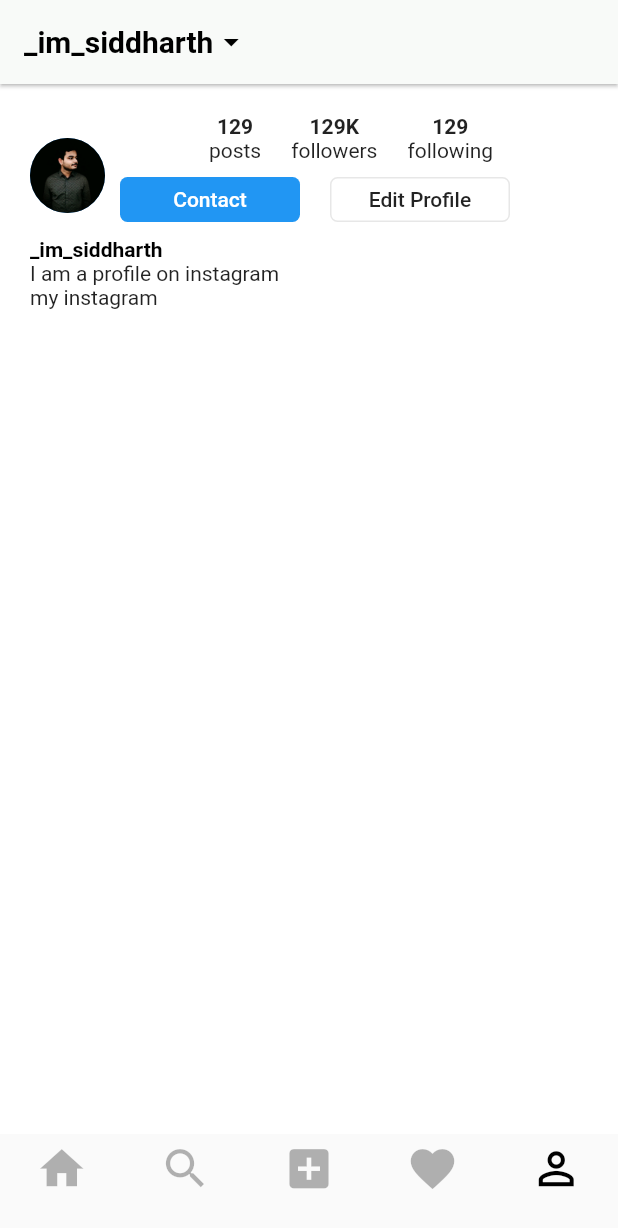
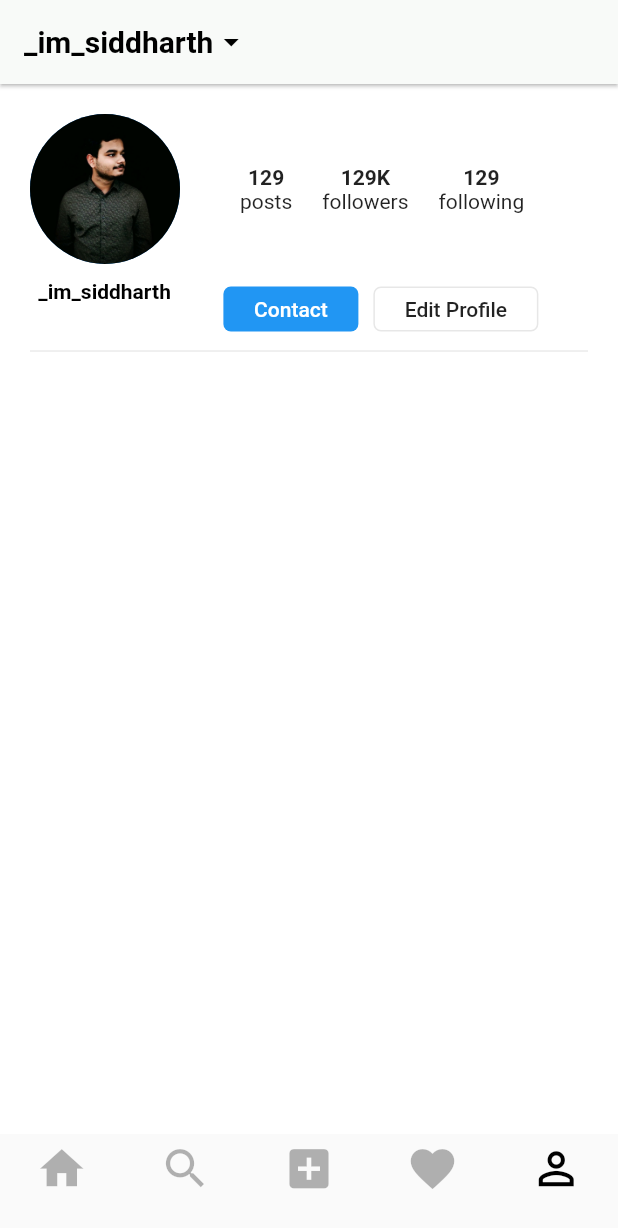
Before and after one commit to Hard-Coder05/CP-Material, a Flutter app: the screen it shows after launch, item 5 of the bottom bar chosen, on a phone screen of 412 x 824 dp. Shown: the top 1228 px of the screen. Run offline on Flutter 3.47's test engine with Material 2 defaults, Android fonts, the light colour scheme and no system bars; Roboto replaces fonts that are missing (Gotham).

Commit message:
Final Commit

```diff
--- a/lib/profile_page/profile_page.dart
+++ b/lib/profile_page/profile_page.dart
@@ -27,7 +27,7 @@ class ProfilePage extends StatelessWidget {
               children: <Widget>[
                 Container(
                   constraints: BoxConstraints.expand(
-                      height: MediaQuery.of(context).size.height-300 ),
+                      height: MediaQuery.of(context).size.height - 250),
                   child: ListView(
                     shrinkWrap: true,
                     padding: EdgeInsets.zero,
@@ -39,20 +39,19 @@ class ProfilePage extends StatelessWidget {
                           children: <Widget>[
                             Row(
                               children: <Widget>[
-                                Container(
-                                  height: 50,
-                                  width: 50,
-                                  child: CircleAvatar(
-                                      backgroundImage:
-                                          AssetImage('assets/download.png')),
-                                ),
                                 Column(
                                   children: <Widget>[
                                     Row(
                                       children: <Widget>[
                                         Container(
+                                          child: CircleAvatar(
+                                              radius: 50,
+                                              backgroundImage: AssetImage(
+                                                  'assets/download.png')),
+                                        ),
+                                        Container(
                                           margin: EdgeInsets.only(
-                                              left: 68, right: 20),
+                                              left: 40, right: 20),
                                           child: Column(
                                             children: <Widget>[
                                               Text(
@@ -95,16 +94,33 @@ class ProfilePage extends StatelessWidget {
                                         ),
                                       ],
                                     ),
+                                    SizedBox(
+                                      height: 10,
+                                    ),
                                     Row(
+                                      mainAxisAlignment:
+                                          MainAxisAlignment.start,
+                                      crossAxisAlignment:
+                                          CrossAxisAlignment.start,
                                       children: <Widget>[
+                                        Text(
+                                          "_im_siddharth",
+                                          style: TextStyle(
+                                              fontFamily: 'Gotham',
+                                              fontWeight: FontWeight.bold,
+                                              color: Colors.black),
+                                        ),
+                                        SizedBox(
+                                          width: 30,
+                                        ),
                                         Container(
                                           decoration: BoxDecoration(
                                             borderRadius: BorderRadius.all(
                                                 Radius.circular(5)),
                                             color: Colors.blue,
                                           ),
-                                          margin: EdgeInsets.all(10),
-                                          width: 120,
+                                          margin: EdgeInsets.all(5),
+                                          width: 90,
                                           height: 30,
                                           child: FlatButton(
                                             child: Text(
@@ -116,9 +132,9 @@ class ProfilePage extends StatelessWidget {
                                           ),
                                         ),
                                         Container(
-                                          margin: EdgeInsets.all(10),
+                                          margin: EdgeInsets.all(5),
                                           height: 30,
-                                          width: 120,
+                                          width: 110,
                                           decoration: BoxDecoration(
                                               borderRadius: BorderRadius.all(
                                                   Radius.circular(5)),
@@ -136,28 +152,7 @@ class ProfilePage extends StatelessWidget {
                                 )
                               ],
                             ),
-                            Row(
-                              mainAxisAlignment: MainAxisAlignment.spaceBetween,
-                              children: <Widget>[
-                                Column(
-                                  crossAxisAlignment: CrossAxisAlignment.start,
-                                  children: <Widget>[
-                                    Text(
-                                      "_im_siddharth",
-                                      style: TextStyle(
-                                          fontFamily: 'Gotham',
-                                          fontWeight: FontWeight.bold,
-                                          color: Colors.black),
-                                    ),
-                                    Text("I am a profile on instagram"),
-                                    InkWell(
-                                        child: new Text('my instagram'),
-                                        onTap: () => launch(
-                                            'https://www.instagram.com/_im_siddharth/')),
-                                  ],
-                                ),
-                              ],
-                            )
+                            Divider(),
                           ],
                         ),
                         color: Colors.white,
```
Also changed, not shown: lib/create_post_page/create_post_page.dart (+34 -3 lines), lib/notification_page/notification_page.dart (+14 -2 lines), lib/search_page/search_page.dart (+15 -2 lines).
